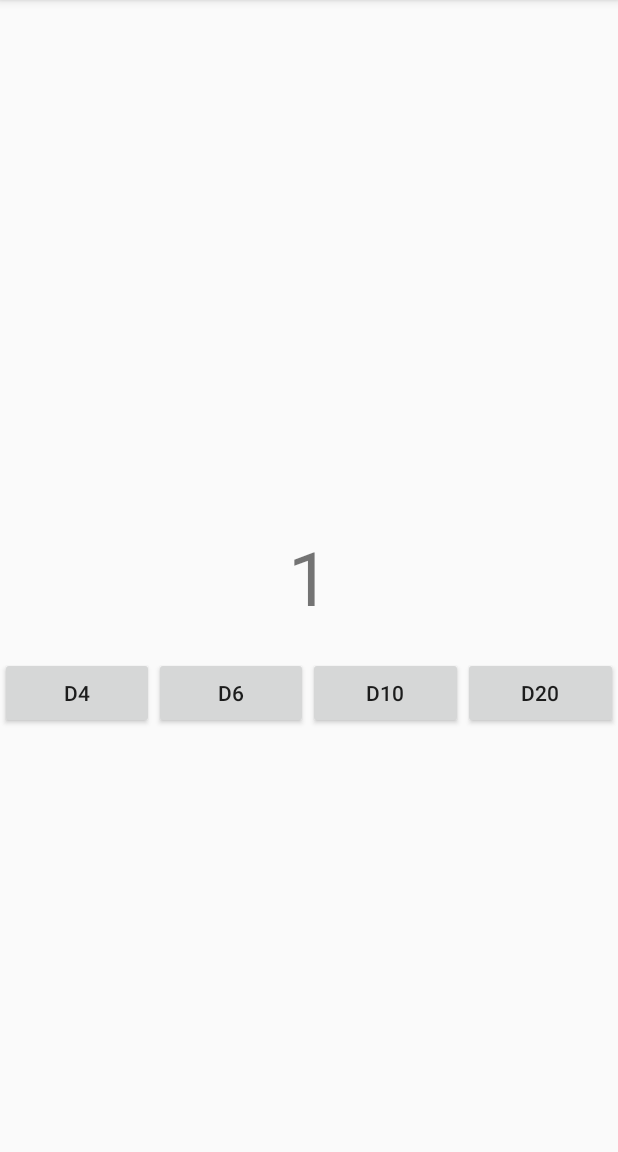
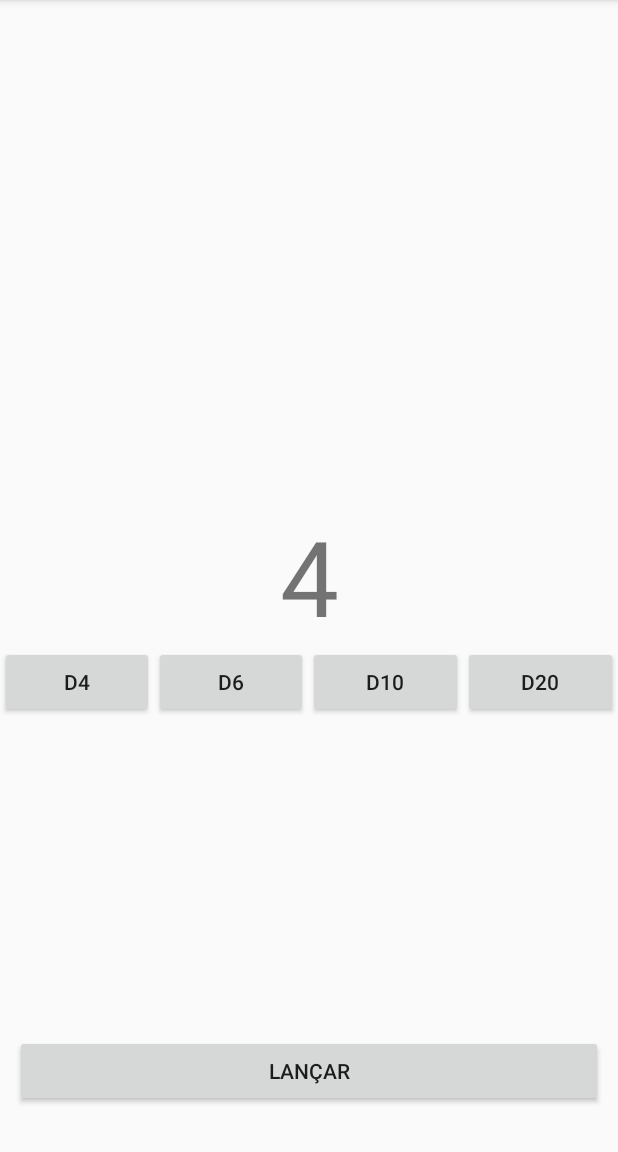
Before and after one commit to 20202GRPEDC01C1M1P1/FDA, an Android app: the screen it shows after launch (MainActivity), after a tap on "D4", on a phone screen of 412 x 824 dp, the part 84-1236 px from its top. Run offline under Robolectric (Android 15) with nearby library versions, the phone set to English and light mode, and no system bars.

Commit message:
Intent: MainActivity para ListaUsuariosActivity.

```diff
--- a/app/src/main/java/br/pro/aguiar/ep3fda2/activity/MainActivity.kt
+++ b/app/src/main/java/br/pro/aguiar/ep3fda2/activity/MainActivity.kt
@@ -1,5 +1,6 @@
 package br.pro.aguiar.ep3fda2.activity
 
+import android.content.Intent
 import androidx.appcompat.app.AppCompatActivity
 import android.os.Bundle
 import android.view.View
@@ -14,11 +15,23 @@ class MainActivity : AppCompatActivity() {
     override fun onCreate(savedInstanceState: Bundle?) {
         super.onCreate(savedInstanceState)
         setContentView(R.layout.activity_main)
-        btnLancarDado.visibility = View.GONE
+//        btnLancarDado.visibility = View.GONE
+
+        // Classe Usuario
+        // var user = Usuario()
+
+        btnLancarDado.setOnClickListener {
+            var intentListaUsuarios = Intent(
+                    this,
+                    ListaUsuariosActivity::class.java
+                ) // Intent
+            startActivity(intentListaUsuarios)
+        }
+
     }
 
-    fun actionClickTipoDados(v: View){
-        when (v.id){
+    fun actionClickTipoDados(minhaView: View){
+        when (minhaView.id){
             R.id.btnD4 -> tipo = 4
             R.id.btnD6 -> tipo = 6
             R.id.btnD10 -> tipo = 10
--- a/app/src/main/res/layout/activity_main.xml
+++ b/app/src/main/res/layout/activity_main.xml
@@ -11,7 +11,7 @@
         android:layout_width="wrap_content"
         android:layout_height="wrap_content"
         android:text="D6"
-        android:textSize="50sp"
+        android:textSize="70sp"
         app:layout_constraintBottom_toBottomOf="parent"
         app:layout_constraintLeft_toLeftOf="parent"
         app:layout_constraintRight_toRightOf="parent"
@@ -22,19 +22,19 @@
         android:layout_width="0dp"
         android:layout_height="wrap_content"
         android:layout_marginStart="10dp"
-        android:layout_marginTop="20dp"
         android:layout_marginEnd="10dp"
+        android:layout_marginBottom="30dp"
         android:text="Lançar"
+        app:layout_constraintBottom_toBottomOf="parent"
         app:layout_constraintEnd_toEndOf="parent"
-        app:layout_constraintStart_toStartOf="parent"
-        app:layout_constraintTop_toBottomOf="@+id/txtVwResultado" />
+        app:layout_constraintStart_toStartOf="parent" />
 
     <LinearLayout
+        android:id="@+id/linearLayout"
         android:layout_width="match_parent"
         android:layout_height="wrap_content"
-        android:layout_marginTop="20dp"
         android:orientation="horizontal"
-        app:layout_constraintTop_toBottomOf="@+id/btnLancarDado">
+        app:layout_constraintTop_toBottomOf="@+id/txtVwResultado">
 
         <Button
             android:id="@+id/btnD4"
```
Also changed, not shown: app/src/main/res/layout/activity_lista_usuarios.xml (+14 -0 lines).
